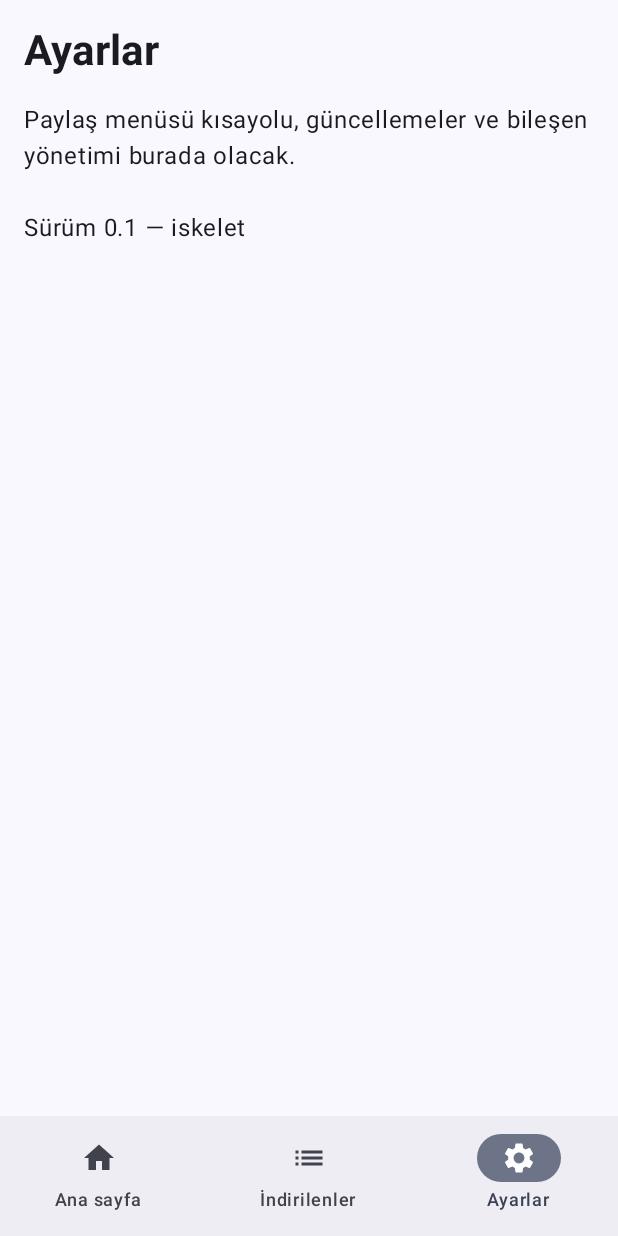
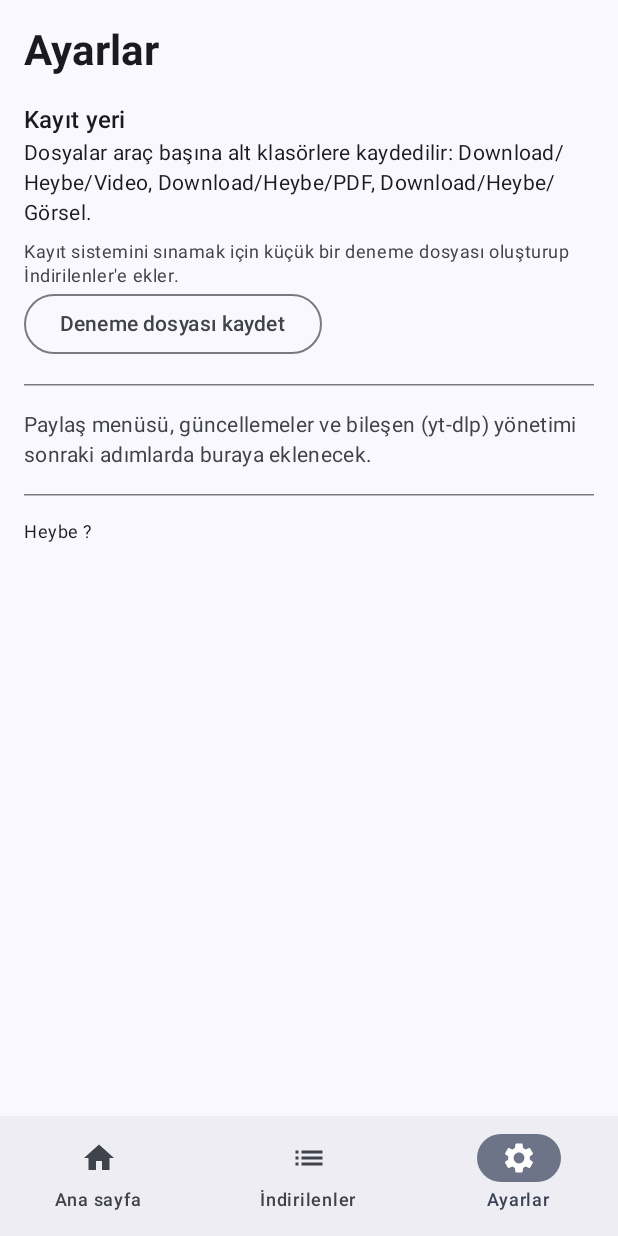
Before and after one commit to ercanerensayin/heybe, an Android app built with Jetpack Compose: the SettingsScreen screen opened through its navigation route, on a phone screen of 412 x 824 dp. Run offline under Robolectric (Android 15) with nearby library versions, the phone set to English and light mode, and no system bars.

Commit message:
Ortak altyapı: Room geçmişi, Download/Heybe kayıt, dosya adları, İndirilenler sekmesi, izinler
Co-Authored-By: Claude Opus 5.5 <noreply@anthropic.com>
Claude-Session: https://claude.ai/code/session_014GZJzdJG8kKEcJnWWuYoy4

```diff
--- a/app/build.gradle.kts
+++ b/app/build.gradle.kts
@@ -2,6 +2,7 @@ plugins {
     id("com.android.application")
     id("org.jetbrains.kotlin.android")
     id("org.jetbrains.kotlin.plugin.compose")
+    id("com.google.devtools.ksp")
 }
 android {
     namespace = "com.ercan.heybe"
@@ -9,7 +10,7 @@ android {
     defaultConfig {
         applicationId = "com.ercan.heybe"
         minSdk = 26; targetSdk = 34
-        versionCode = 1; versionName = "0.1"
+        versionCode = 2; versionName = "0.2"
     }
     signingConfigs {
         getByName("debug") {
@@ -32,5 +33,8 @@ dependencies {
     implementation("androidx.compose.material3:material3")
     implementation("androidx.compose.material:material-icons-core")
     implementation("androidx.navigation:navigation-compose:2.8.5")
+    implementation("androidx.room:room-runtime:2.6.1")
+    implementation("androidx.room:room-ktx:2.6.1")
+    ksp("androidx.room:room-compiler:2.6.1")
     testImplementation("junit:junit:4.13.2")
 }
--- /dev/null
+++ b/app/src/main/java/com/ercan/heybe/ui/Common.kt
@@ -0,0 +1,28 @@
+package com.ercan.heybe.ui
+
+import androidx.compose.foundation.background
+import androidx.compose.foundation.layout.Box
+import androidx.compose.foundation.layout.size
+import androidx.compose.foundation.shape.CircleShape
+import androidx.compose.material3.MaterialTheme
+import androidx.compose.material3.Text
+import androidx.compose.runtime.Composable
+import androidx.compose.ui.Alignment
+import androidx.compose.ui.Modifier
+import androidx.compose.ui.graphics.Color
+import androidx.compose.ui.text.font.FontWeight
+import androidx.compose.ui.unit.dp
+import com.ercan.heybe.core.Tool
+import com.ercan.heybe.ui.theme.color
+
+/** Aracın kategori renginde, baş harfli yuvarlak rozeti. Araç bilinmiyorsa gri. */
+@Composable
+fun ToolBadge(tool: Tool?, sizeDp: Int) {
+    Box(
+        Modifier.size(sizeDp.dp).background(tool?.category?.color() ?: Color.Gray, CircleShape),
+        contentAlignment = Alignment.Center,
+    ) {
+        Text(tool?.name?.take(1) ?: "?", color = Color.White, fontWeight = FontWeight.Bold,
+            style = if (sizeDp < 30) MaterialTheme.typography.labelSmall else MaterialTheme.typography.titleMedium)
+    }
+}
--- a/app/src/main/java/com/ercan/heybe/ui/HeybeRoot.kt
+++ b/app/src/main/java/com/ercan/heybe/ui/HeybeRoot.kt
@@ -98,8 +98,8 @@ fun HeybeRoot() {
     ) { pad ->
         NavHost(nav, startDestination = "home", modifier = Modifier.padding(pad)) {
             composable("home") { HomeScreen(nav) }
-            composable("downloads") { PlaceholderPage("İndirilenler", "Bütün araçların işlem geçmişi ve video indirmelerinin ilerlemesi burada görünecek (2. adım).") }
-            composable("settings") { PlaceholderPage("Ayarlar", "Paylaş menüsü kısayolu, güncellemeler ve bileşen yönetimi burada olacak.\n\nSürüm 0.1 — iskelet") }
+            composable("downloads") { DownloadsScreen() }
+            composable("settings") { SettingsScreen() }
             composable("tool/{id}") { e ->
                 val tool = ToolRegistry.byId(e.arguments?.getString("id") ?: "")
                 ToolScreen(tool, onBack = { nav.popBackStack() })
@@ -147,7 +147,7 @@ private fun HomeScreen(nav: NavHostController) {
                     LazyRow(horizontalArrangement = Arrangement.spacedBy(8.dp)) {
                         items(recentTools, key = { "r_" + it.id }) { t ->
                             AssistChip(onClick = { open(t) }, label = { Text(t.name) },
-                                leadingIcon = { Badge(t, 20) })
+                                leadingIcon = { ToolBadge(t, 20) })
                         }
                     }
                 }
@@ -175,21 +175,10 @@ private fun SectionTitle(text: String, color: Color = MaterialTheme.colorScheme.
 }
 
 @Composable
-private fun Badge(tool: Tool, sizeDp: Int) {
-    Box(
-        Modifier.size(sizeDp.dp).background(tool.category.color(), CircleShape),
-        contentAlignment = Alignment.Center,
-    ) {
-        Text(tool.name.take(1), color = Color.White, fontWeight = FontWeight.Bold,
-            style = if (sizeDp < 30) MaterialTheme.typography.labelSmall else MaterialTheme.typography.titleMedium)
-    }
-}
-
-@Composable
 private fun ToolCard(tool: Tool, fav: Boolean, onOpen: (Tool) -> Unit, onFav: (Tool) -> Unit) {
     Card(Modifier.fillMaxWidth().clickable { onOpen(tool) }) {
         Row(Modifier.padding(12.dp), verticalAlignment = Alignment.CenterVertically) {
-            Badge(tool, 40)
+            ToolBadge(tool, 40)
             Spacer(Modifier.width(12.dp))
             Column(Modifier.weight(1f)) {
                 Text(tool.name, style = MaterialTheme.typography.titleMedium)
@@ -205,15 +194,6 @@ private fun ToolCard(tool: Tool, fav: Boolean, onOpen: (Tool) -> Unit, onFav: (T
     }
 }
 
-@Composable
-private fun PlaceholderPage(title: String, body: String) {
-    Column(Modifier.fillMaxSize().padding(16.dp)) {
-        Text(title, style = MaterialTheme.typography.headlineMedium, fontWeight = FontWeight.Bold)
-        Spacer(Modifier.padding(8.dp))
-        Text(body, style = MaterialTheme.typography.bodyLarge)
-    }
-}
-
 @OptIn(ExperimentalMaterial3Api::class)
 @Composable
 private fun ToolScreen(tool: Tool?, onBack: () -> Unit) {
@@ -224,7 +204,7 @@ private fun ToolScreen(tool: Tool?, onBack: () -> Unit) {
         )
         Column(Modifier.padding(16.dp)) {
             if (tool != null) {
-                Badge(tool, 56)
+                ToolBadge(tool, 56)
                 Spacer(Modifier.padding(8.dp))
                 Text(tool.description, style = MaterialTheme.typography.bodyLarge)
                 Spacer(Modifier.padding(8.dp))
--- /dev/null
+++ b/app/src/main/java/com/ercan/heybe/ui/Permissions.kt
@@ -0,0 +1,41 @@
+package com.ercan.heybe.ui
+
+import android.content.pm.PackageManager
+import android.widget.Toast
+import androidx.activity.compose.rememberLauncherForActivityResult
+import androidx.activity.result.contract.ActivityResultContracts
+import androidx.compose.runtime.Composable
+import androidx.compose.runtime.getValue
+import androidx.compose.runtime.mutableStateOf
+import androidx.compose.runtime.remember
+import androidx.compose.runtime.setValue
+import androidx.compose.ui.platform.LocalContext
+import androidx.core.content.ContextCompat
+
+/**
+ * İzni yalnızca gerektiği an ister. Dönen fonksiyon çağrıldığında izinler varsa işi hemen yapar,
+ * yoksa ister; verilirse işi yapar, verilmezse kısa bir açıklama gösterir.
+ */
+@Composable
+fun rememberWithPermissions(permissions: List<String>, deniedMessage: String): (() -> Unit) -> Unit {
+    val ctx = LocalContext.current
+    var pending by remember { mutableStateOf<(() -> Unit)?>(null) }
+    val launcher = rememberLauncherForActivityResult(ActivityResultContracts.RequestMultiplePermissions()) { result ->
+        val action = pending
+        pending = null
+        if (result.values.all { it }) action?.invoke()
+        else Toast.makeText(ctx, deniedMessage, Toast.LENGTH_LONG).show()
+    }
+    return { action ->
+        val missing = permissions.filter {
+            ContextCompat.checkSelfPermission(ctx, it) != PackageManager.PERMISSION_GRANTED
+        }
+        if (missing.isEmpty()) action()
+        else { pending = action; launcher.launch(missing.toTypedArray()) }
+    }
+}
+
+/** Dosya kaydetmek için gereken izinler (yalnızca Android 9 ve öncesi). */
+fun storagePermissions(): List<String> =
+    if (com.ercan.heybe.data.FileStore.needsPermission()) listOf(android.Manifest.permission.WRITE_EXTERNAL_STORAGE)
+    else emptyList()
--- /dev/null
+++ b/app/src/main/java/com/ercan/heybe/ui/SettingsScreen.kt
@@ -0,0 +1,72 @@
+package com.ercan.heybe.ui
+
+import android.widget.Toast
+import androidx.compose.foundation.layout.Column
+import androidx.compose.foundation.layout.Spacer
+import androidx.compose.foundation.layout.fillMaxSize
+import androidx.compose.foundation.layout.padding
+import androidx.compose.foundation.rememberScrollState
+import androidx.compose.foundation.verticalScroll
+import androidx.compose.material3.HorizontalDivider
+import androidx.compose.material3.MaterialTheme
+import androidx.compose.material3.OutlinedButton
+import androidx.compose.material3.Text
+import androidx.compose.runtime.Composable
+import androidx.compose.runtime.rememberCoroutineScope
+import androidx.compose.ui.Modifier
+import androidx.compose.ui.platform.LocalContext
+import androidx.compose.ui.text.font.FontWeight
+import androidx.compose.ui.unit.dp
+import com.ercan.heybe.data.FileStore
+import com.ercan.heybe.data.Recorder
+import kotlinx.coroutines.Dispatchers
+import kotlinx.coroutines.launch
+import kotlinx.coroutines.withContext
+import java.text.SimpleDateFormat
+import java.util.Date
+import java.util.Locale
+
+@Composable
+fun SettingsScreen() {
+    val ctx = LocalContext.current
+    val scope = rememberCoroutineScope()
+    val withStorage = rememberWithPermissions(storagePermissions(), "Dosya kaydetmek için depolama izni gerekli.")
+    val version = runCatching { ctx.packageManager.getPackageInfo(ctx.packageName, 0).versionName }.getOrNull() ?: "?"
+
+    Column(Modifier.fillMaxSize().padding(16.dp).verticalScroll(rememberScrollState())) {
+        Text("Ayarlar", style = MaterialTheme.typography.headlineMedium, fontWeight = FontWeight.Bold)
+        Spacer(Modifier.padding(8.dp))
+
+        Text("Kayıt yeri", style = MaterialTheme.typography.titleMedium)
+        Text("Dosyalar araç başına alt klasörlere kaydedilir: " +
+            FileStore.Folder.entries.filter { it != FileStore.Folder.DENEME }.joinToString(", ") { FileStore.locationLabel(it) } + ".",
+            style = MaterialTheme.typography.bodyMedium)
+        Spacer(Modifier.padding(4.dp))
+        Text("Kayıt sistemini sınamak için küçük bir deneme dosyası oluşturup İndirilenler'e ekler.",
+            style = MaterialTheme.typography.bodySmall, color = MaterialTheme.colorScheme.onSurfaceVariant)
+        OutlinedButton(onClick = {
+            withStorage {
+                scope.launch {
+                    val result = runCatching {
+                        withContext(Dispatchers.IO) {
+                            val stamp = SimpleDateFormat("dd.MM.yyyy HH:mm:ss", Locale("tr")).format(Date())
+                            val saved = FileStore.save(ctx, FileStore.Folder.DENEME, "heybe_deneme.txt", "text/plain") {
+                                it.write("Heybe kayıt denemesi\n$stamp\n".toByteArray())
+                            }
+                            Recorder.done(ctx, "deneme", saved, "text/plain")
+                            saved
+                        }
+                    }
+                    result.onSuccess { Toast.makeText(ctx, "Kaydedildi: ${FileStore.locationLabel(FileStore.Folder.DENEME)}/${it.name}", Toast.LENGTH_LONG).show() }
+                        .onFailure { Toast.makeText(ctx, "Kaydedilemedi: ${it.message}", Toast.LENGTH_LONG).show() }
+                }
+            }
+        }) { Text("Deneme dosyası kaydet") }
+
+        HorizontalDivider(Modifier.padding(vertical = 16.dp))
+        Text("Paylaş menüsü, güncellemeler ve bileşen (yt-dlp) yönetimi sonraki adımlarda buraya eklenecek.",
+            style = MaterialTheme.typography.bodyMedium, color = MaterialTheme.colorScheme.onSurfaceVariant)
+        HorizontalDivider(Modifier.padding(vertical = 16.dp))
+        Text("Heybe $version", style = MaterialTheme.typography.bodySmall)
+    }
+}
--- /dev/null
+++ b/app/src/main/res/xml/file_paths.xml
@@ -0,0 +1,5 @@
+<?xml version="1.0" encoding="utf-8"?>
+<paths>
+    <external-path name="indirilenler" path="Download/" />
+    <cache-path name="gecici" path="." />
+</paths>
--- a/build.gradle.kts
+++ b/build.gradle.kts
@@ -2,4 +2,5 @@ plugins {
     id("com.android.application") version "8.9.1" apply false
     id("org.jetbrains.kotlin.android") version "2.1.0" apply false
     id("org.jetbrains.kotlin.plugin.compose") version "2.1.0" apply false
+    id("com.google.devtools.ksp") version "2.1.0-1.0.29" apply false
 }
```
Also changed, not shown: app/src/main/AndroidManifest.xml (+10 -0 lines), app/src/main/java/com/ercan/heybe/core/FileNamer.kt (added, +36 -0 lines), app/src/main/java/com/ercan/heybe/data/FileStore.kt (added, +102 -0 lines), app/src/main/java/com/ercan/heybe/data/History.kt (added, +65 -0 lines), app/src/main/java/com/ercan/heybe/data/Recorder.kt (added, +33 -0 lines), app/src/main/java/com/ercan/heybe/ui/DownloadsScreen.kt (added, +156 -0 lines), 1 other file.
